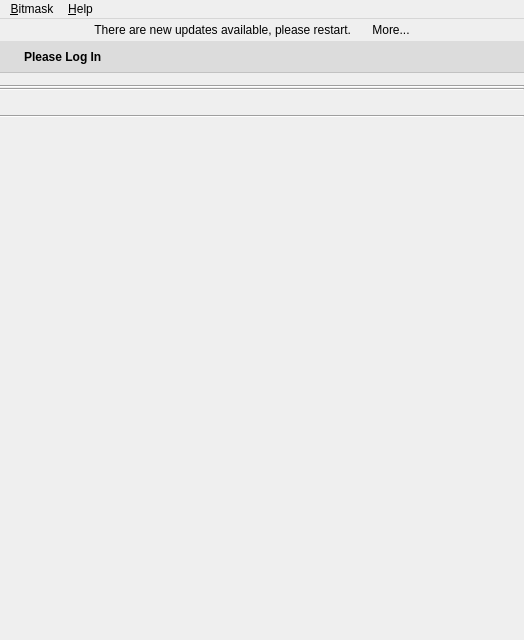
Before: the Qt Designer form src/leap/bitmask/gui/ui/mainwindow.ui in leapcode/bitmask_client, drawn with Qt 5.
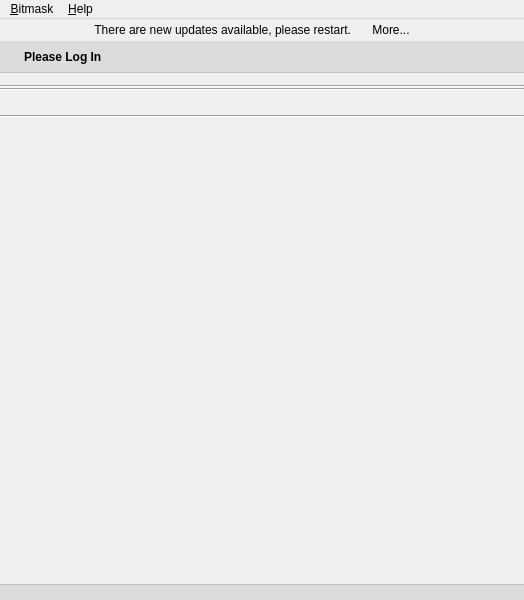
After: the same form once the commit is applied. Icons and pictures are not drawn.

Commit message: added non-functional decorative footer

What changed in the file:
```diff
--- a/src/leap/bitmask/gui/ui/mainwindow.ui
+++ b/src/leap/bitmask/gui/ui/mainwindow.ui
@@ -7,7 +7,7 @@
     <x>0</x>
     <y>0</y>
     <width>524</width>
-    <height>640</height>
+    <height>600</height>
    </rect>
   </property>
   <property name="sizePolicy">
@@ -216,6 +216,28 @@
           </property>
          </spacer>
         </item>
+        <item>
+         <widget class="QFrame" name="frame">
+          <property name="sizePolicy">
+           <sizepolicy hsizetype="Preferred" vsizetype="Fixed">
+            <horstretch>0</horstretch>
+            <verstretch>0</verstretch>
+           </sizepolicy>
+          </property>
+          <property name="autoFillBackground">
+           <bool>false</bool>
+          </property>
+          <property name="styleSheet">
+           <string notr="true">background-color: rgba(0,0,0,20); border-top: 1px solid rgba(0,0,0,30);</string>
+          </property>
+          <property name="minimumSize">
+           <size>
+            <width>0</width>
+            <height>16</height>
+           </size>
+          </property>
+         </widget>
+        </item>
        </layout>
       </widget>
      </widget>
```
